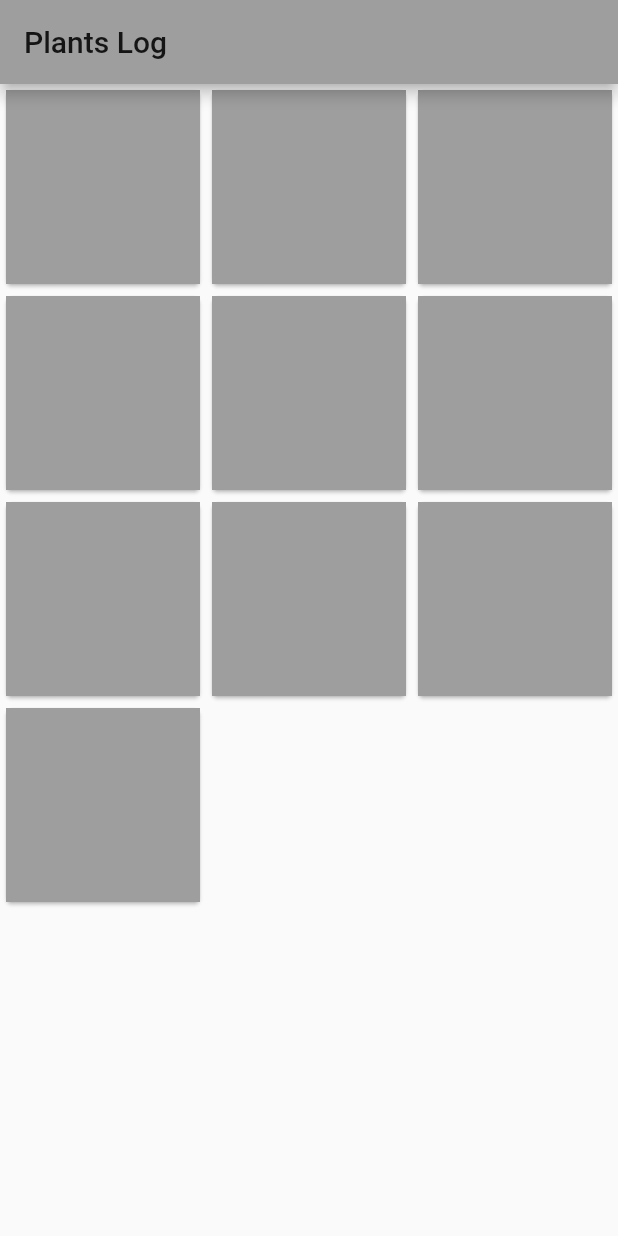
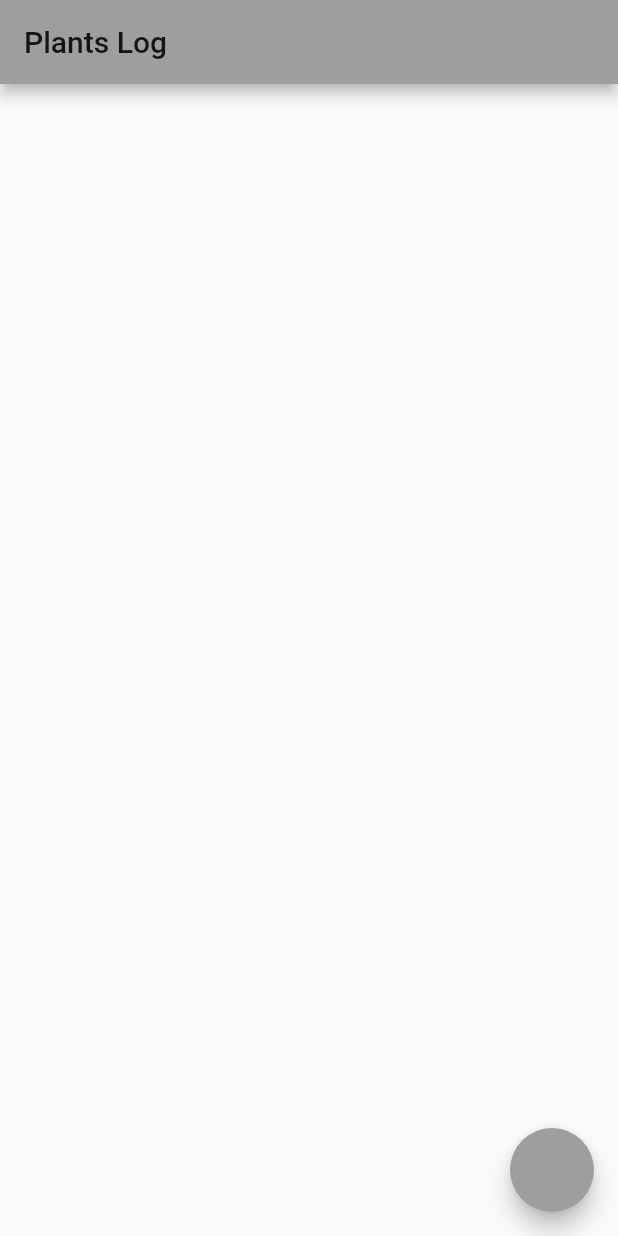
Before and after one commit to yoritin/flutter_app, a Flutter app: the screen it shows after launch, on a phone screen of 412 x 824 dp. Run offline on Flutter 3.47's test engine with Material 2 defaults, Android fonts, the phone set to English and light mode, and no system bars.

Commit message:
カウンターを追加する

```diff
--- a/lib/main.dart
+++ b/lib/main.dart
@@ -45,7 +45,7 @@ class _MyHomePageState extends State<MyHomePage> {
       ),
       body: GridView.count(
         crossAxisCount: 3,
-        children: List.generate(10, (index) {
+        children: List.generate(_counter, (index) {
           return Center(
             child: Card(
               child: GestureDetector(
@@ -57,7 +57,12 @@ class _MyHomePageState extends State<MyHomePage> {
             ),
           );
         }),
-      )
+      ),
+      floatingActionButton: FloatingActionButton(
+        onPressed: () {
+          _incrementCounter();
+        },
+      ),
     );
   }
 }
```
